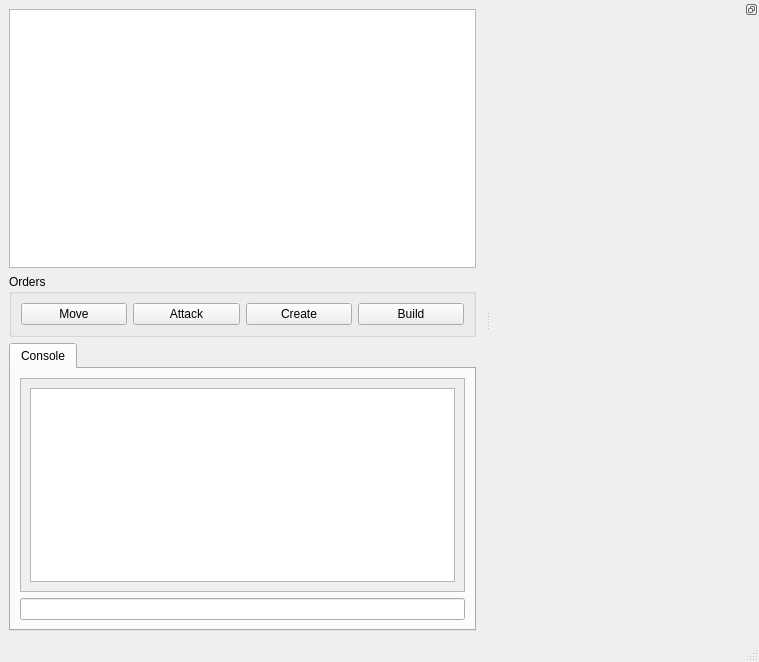
This is kiai/mainWindow.ui in PembrokeNS/sakusen as Qt 5 draws it before an edit. The edited form follows.
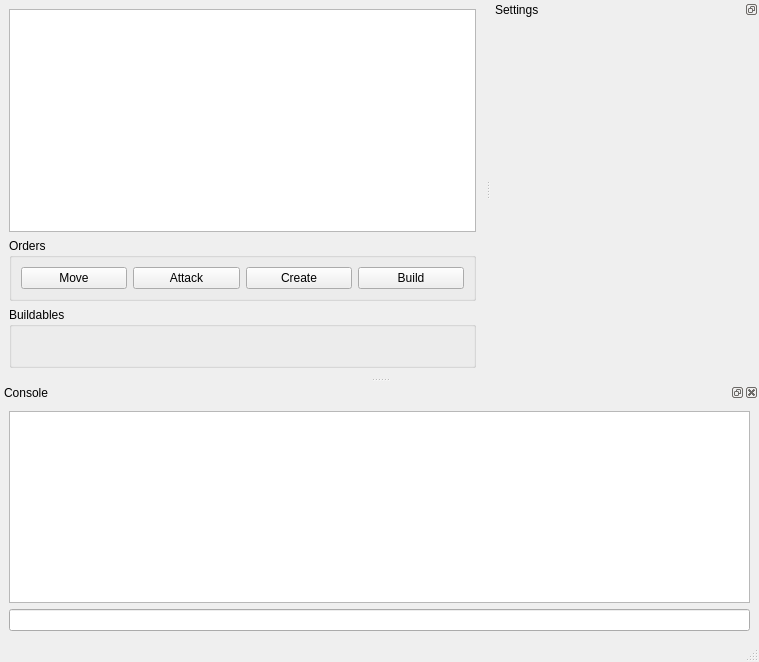
This is the edited form. Custom widgets are drawn as their Qt base class.

Commit message:
Layout rearrangement.
TODO: is separate settingsDialog needed at all?

```diff
--- a/kiai/mainWindow.ui
+++ b/kiai/mainWindow.ui
@@ -68,39 +68,28 @@
      </widget>
     </item>
     <item>
-     <widget class="KTabWidget" name="ktabwidget">
-      <widget class="QWidget" name="tab">
-       <attribute name="title">
-        <string>Console</string>
-       </attribute>
-       <layout class="QVBoxLayout" name="verticalLayout_2">
-        <item>
-         <widget class="QScrollArea" name="scrollArea">
-          <property name="widgetResizable">
-           <bool>true</bool>
-          </property>
-          <widget class="QWidget" name="scrollAreaWidgetContents">
-           <property name="geometry">
-            <rect>
-             <x>0</x>
-             <y>0</y>
-             <width>441</width>
-             <height>212</height>
-            </rect>
-           </property>
-           <layout class="QHBoxLayout" name="horizontalLayout">
-            <item>
-             <widget class="KTextBrowser" name="output"/>
-            </item>
-           </layout>
-          </widget>
-         </widget>
-        </item>
-        <item>
-         <widget class="KLineEdit" name="entryline"/>
-        </item>
-       </layout>
-      </widget>
+     <widget class="QGroupBox" name="construct">
+      <property name="title">
+       <string>Buildables</string>
+      </property>
+      <layout class="QHBoxLayout" name="horizontalLayout_4">
+       <item>
+        <spacer name="verticalSpacer">
+         <property name="orientation">
+          <enum>Qt::Vertical</enum>
+         </property>
+         <property name="sizeType">
+          <enum>QSizePolicy::Fixed</enum>
+         </property>
+         <property name="sizeHint" stdset="0">
+          <size>
+           <width>20</width>
+           <height>20</height>
+          </size>
+         </property>
+        </spacer>
+       </item>
+      </layout>
      </widget>
     </item>
    </layout>
@@ -126,6 +115,9 @@
    <property name="features">
     <set>QDockWidget::DockWidgetFloatable|QDockWidget::DockWidgetMovable</set>
    </property>
+   <property name="windowTitle">
+    <string>Settings</string>
+   </property>
    <attribute name="dockWidgetArea">
     <number>2</number>
    </attribute>
@@ -147,23 +139,35 @@
     </layout>
    </widget>
   </widget>
+  <widget class="QDockWidget" name="consoledock">
+   <property name="windowTitle">
+    <string>Console</string>
+   </property>
+   <attribute name="dockWidgetArea">
+    <number>8</number>
+   </attribute>
+   <widget class="QWidget" name="dockWidgetContents_2">
+    <layout class="QVBoxLayout" name="verticalLayout_2">
+     <item>
+      <widget class="KTextBrowser" name="output"/>
+     </item>
+     <item>
+      <widget class="KLineEdit" name="entryline"/>
+     </item>
+    </layout>
+   </widget>
+  </widget>
  </widget>
  <customwidgets>
-  <customwidget>
-   <class>KLineEdit</class>
-   <extends>QLineEdit</extends>
-   <header>klineedit.h</header>
-  </customwidget>
   <customwidget>
    <class>KPushButton</class>
    <extends>QPushButton</extends>
    <header>kpushbutton.h</header>
   </customwidget>
   <customwidget>
-   <class>KTabWidget</class>
-   <extends>QTabWidget</extends>
-   <header>ktabwidget.h</header>
-   <container>1</container>
+   <class>KLineEdit</class>
+   <extends>QLineEdit</extends>
+   <header>klineedit.h</header>
   </customwidget>
   <customwidget>
    <class>KTextBrowser</class>
```
Left out of the diff: 4 changed lines with no effect on the pictures. The commit also changes 3 other files.
